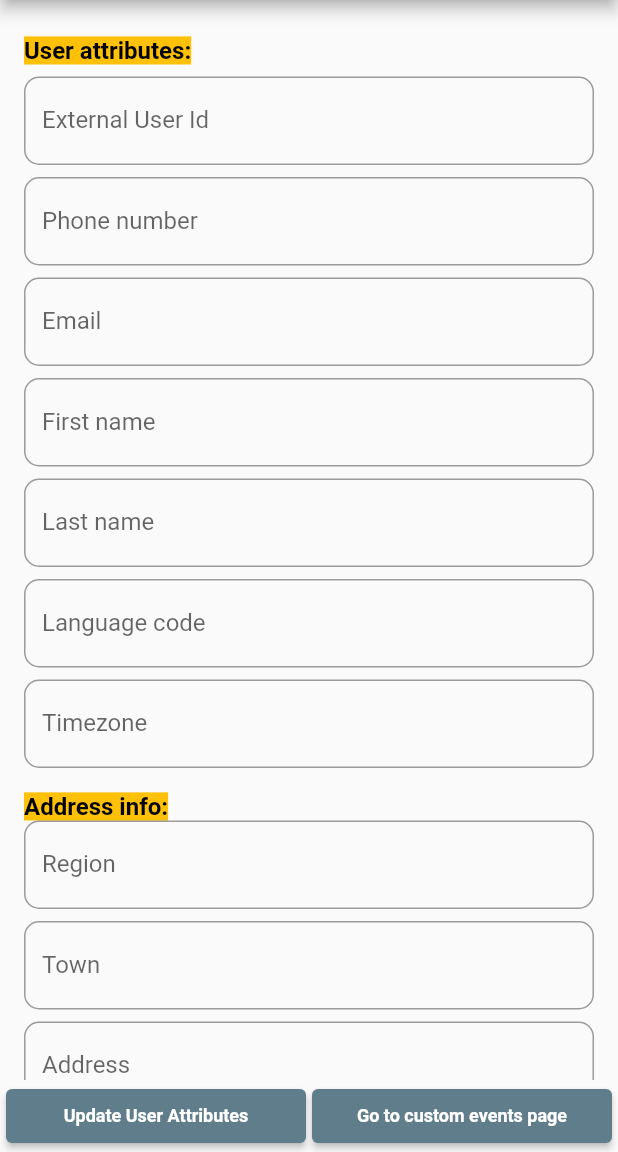
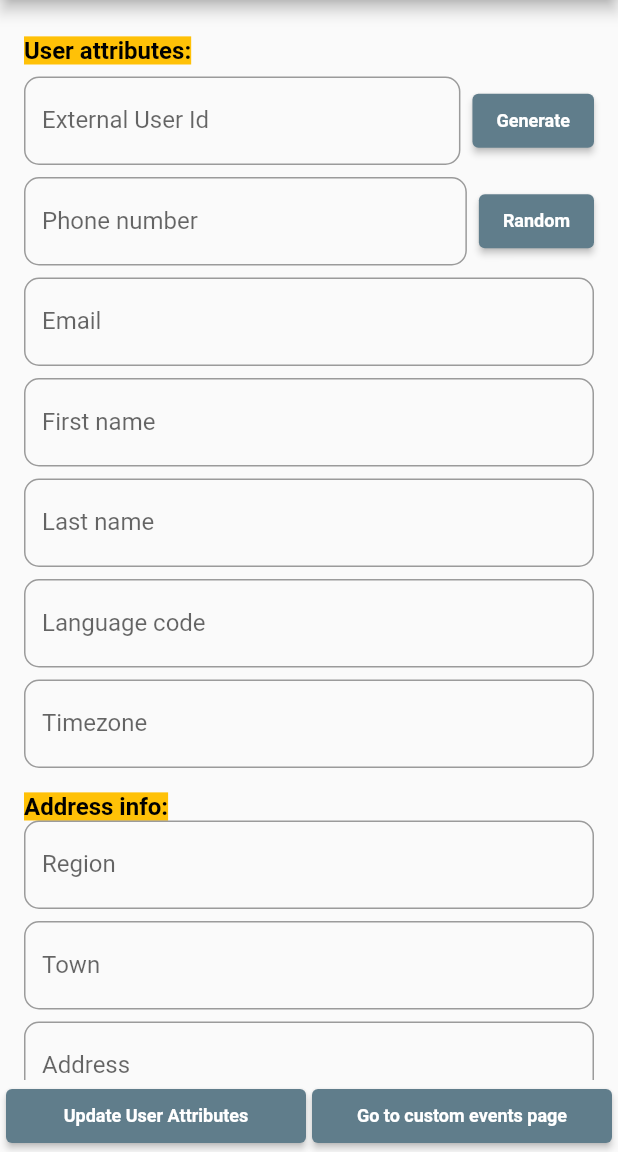
Before and after one commit to reteno-com/reteno-flutter, a Flutter app: the screen it shows after launch, on a phone screen of 412 x 824 dp, the part 84-1236 px from its top. Run offline on Flutter 3.47's test engine with Material 2 defaults, Android fonts, the phone set to English and light mode, and no system bars; drawn by our look-alikes of flutter_form_builder; our stand-ins replace app_links, form_builder_validators, go_router, plugin_platform_interface.

Commit message:
In app messages (#2)
* Update native SDK

Update android sdk to 1.6.5
Update ios sdk to 1.6.4
Update example app

* Update native sdks to last versions

```diff
--- a/example/lib/main.dart
+++ b/example/lib/main.dart
@@ -1,14 +1,41 @@
+import 'dart:async';
+import 'dart:developer';
+import 'dart:math' show Random;
+
+import 'package:app_links/app_links.dart';
 import 'package:flutter/material.dart';
 import 'package:flutter_form_builder/flutter_form_builder.dart';
 import 'package:form_builder_validators/form_builder_validators.dart';
+import 'package:go_router/go_router.dart';
 import 'package:reteno_plugin/anonymous_user_attributes.dart';
 import 'package:reteno_plugin/reteno.dart';
 import 'package:reteno_plugin/reteno_user.dart';
 import 'package:reteno_plugin_example/events_page.dart';
+import 'package:uuid/uuid.dart';
 
 void main() {
   runApp(const MyApp());
 }
+
+final GoRouter _router = GoRouter(
+  initialLocation: '/',
+  routes: <RouteBase>[
+    GoRoute(
+      path: '/',
+      builder: (BuildContext context, GoRouterState state) {
+        return const MyHomePage(title: 'Flutter Demo Home Page');
+      },
+      routes: <RouteBase>[
+        GoRoute(
+          path: 'recom',
+          builder: (BuildContext context, GoRouterState state) {
+            return const EventsPage();
+          },
+        ),
+      ],
+    ),
+  ],
+);
 
 class MyApp extends StatelessWidget {
   const MyApp({super.key});
@@ -16,13 +43,13 @@ class MyApp extends StatelessWidget {
   // This widget is the root of your application.
   @override
   Widget build(BuildContext context) {
-    return MaterialApp(
+    return MaterialApp.router(
       debugShowCheckedModeBanner: false,
       title: 'Reteno Plugin Example',
       theme: ThemeData(
         primarySwatch: Colors.blueGrey,
       ),
-      home: const MyHomePage(title: 'Flutter Demo Home Page'),
+      routerConfig: _router,
     );
   }
 }
@@ -37,27 +64,17 @@ class MyHomePage extends StatefulWidget {
 }
 
 class _MyHomePageState extends State<MyHomePage> {
-  Future<void> _showAlert(BuildContext context, String text) {
-    return showDialog(
-      context: context,
-      builder: (BuildContext context) {
-        return AlertDialog(
-          title: const Text("Push data"),
-          content: SingleChildScrollView(child: Text(text)),
-          actions: <Widget>[
-            TextButton(
-              child: const Text("Close"),
-              onPressed: () {
-                Navigator.of(context).pop();
-              },
-            ),
-          ],
-        );
-      },
-    );
+  Future<void> _showAlert(BuildContext context, String text) async {
+    ScaffoldMessenger.of(context).showSnackBar(SnackBar(
+      content: SingleChildScrollView(child: Text(text)),
+    ));
   }
 
   final Reteno _reteno = Reteno();
+
+  late AppLinks _appLinks;
+  StreamSubscription<Uri>? _linkSubscription;
+  StreamSubscription<String>? _stringLinkSubscription;
 
   @override
   void initState() {
@@ -70,6 +87,46 @@ class _MyHomePageState extends State<MyHomePage> {
     Reteno.onRetenoNotificationReceived.listen((event) {
       _showAlert(context, event.toString());
     });
+    initDeepLinks();
+  }
+
+  Future<void> initDeepLinks() async {
+    _appLinks = AppLinks();
+
+    // Check initial link if app was in cold state (terminated)
+    final appLink = await _appLinks.getInitialAppLink();
+    if (appLink != null) {
+      log('getInitialAppLink: $appLink');
+      openAppLink(appLink);
+    }
+
+    // Handle link when app is in warm state (front or background)
+    _linkSubscription = _appLinks.uriLinkStream.listen((uri) {
+      log('onAppLink: $uri');
+
+      openAppLink(uri);
+    });
+
+    // _stringLinkSubscription = _appLinks.stringLinkStream.listen((uri) {
+    //   log('onAppLink: $uri');
+    //   //openAppLink(uri);
+    // });
+  }
+
+  void openAppLink(Uri uri) {
+    var path = uri.path;
+    if (path.isEmpty) {
+      path = '/${uri.authority}';
+    }
+    context.go(path);
+    log(uri.toString());
+  }
+
+  @override
+  void dispose() {
+    _linkSubscription?.cancel();
+    _stringLinkSubscription?.cancel();
+    super.dispose();
   }
 
   final _formKey = GlobalKey<FormBuilderState>();
@@ -163,19 +220,79 @@ class _MyHomePageState extends State<MyHomePage> {
                                 ),
                                 const SizedBox(height: 8),
                                 if (!isAnonymousUser)
-                                  FormBuilderTextField(
-                                    name: 'externalUserId',
-                                    decoration:
-                                        inputDecoration('External User Id'),
-                                    validator: FormBuilderValidators.compose([
-                                      FormBuilderValidators.required(),
-                                    ]),
+                                  Row(
+                                    children: [
+                                      Expanded(
+                                        child: FormBuilderTextField(
+                                          name: 'externalUserId',
+                                          decoration: inputDecoration(
+                                              'External User Id'),
+                                          validator:
+                                              FormBuilderValidators.compose([
+                                            FormBuilderValidators.required(),
+                                          ]),
+                                        ),
+                                      ),
+                                      Padding(
+                                        padding:
+                                            const EdgeInsets.only(left: 8.0),
+                                        child: ElevatedButton(
+                                          onPressed: () async {
+                                            const uuid = Uuid();
+                                            final generatedId = uuid.v4();
+                                            _formKey.currentState
+                                                ?.fields['externalUserId']
+                                                ?.didChange(generatedId
+                                                    .substring(0, 25));
+                                          },
+                                          child: const Text(
+                                            'Generate',
+                                            style: TextStyle(
+                                              color: Colors.white,
+                                              fontSize: 12,
+                                              fontWeight: FontWeight.bold,
+                                            ),
+                                          ),
+                                        ),
+                                      ),
+                                    ],
                                   ),
                                 if (!isAnonymousUser) const SizedBox(height: 8),
                                 if (!isAnonymousUser)
-                                  FormBuilderTextField(
-                                    name: 'phone',
-                                    decoration: inputDecoration('Phone number'),
+                                  Row(
+                                    children: [
+                                      Expanded(
+                                        child: FormBuilderTextField(
+                                          name: 'phone',
+                                          decoration:
+                                              inputDecoration('Phone number'),
+                                        ),
+                                      ),
+                                      Padding(
+                                        padding:
+                                            const EdgeInsets.only(left: 8.0),
+                                        child: ElevatedButton(
+                                          onPressed: () async {
+                                            final random = Random();
+                                            final randomPhoneNumber =
+                                                random.nextInt(8999999) +
+                                                    1000000;
+                                            _formKey
+                                                .currentState?.fields['phone']
+                                                ?.didChange(
+                                                    '+38068$randomPhoneNumber');
+                                          },
+                                          child: const Text(
+                                            'Random',
+                                            style: TextStyle(
+                                              color: Colors.white,
+                                              fontSize: 12,
+                                              fontWeight: FontWeight.bold,
+                                            ),
+                                          ),
+                                        ),
+                                      ),
+                                    ],
                                   ),
                                 if (!isAnonymousUser) const SizedBox(height: 8),
                                 if (!isAnonymousUser)
@@ -299,10 +416,7 @@ class _MyHomePageState extends State<MyHomePage> {
                         Expanded(
                           child: ElevatedButton(
                             onPressed: () async {
-                              Navigator.of(context)
-                                  .push(MaterialPageRoute<void>(builder: (context) {
-                                return const EventsPage();
-                              }));
+                              context.go('/recom');
                             },
                             child: const Text(
                               'Go to custom events page',
--- a/example/pubspec.yaml
+++ b/example/pubspec.yaml
@@ -6,12 +6,14 @@ environment:
   sdk: '>=2.18.2 <3.0.0'
 
 dependencies:
-
+  app_links: ^3.4.3
   flutter_form_builder: ^7.7.0
   form_builder_validators: ^8.4.0
+  sentry_flutter: 7.8.0
+  go_router: ^7.1.1
   flutter:
     sdk: flutter
-
+  uuid: ^3.0.7
   reteno_plugin:
     path: ../
   cupertino_icons: ^1.0.2
```
Also changed, not shown: 12 other files.
